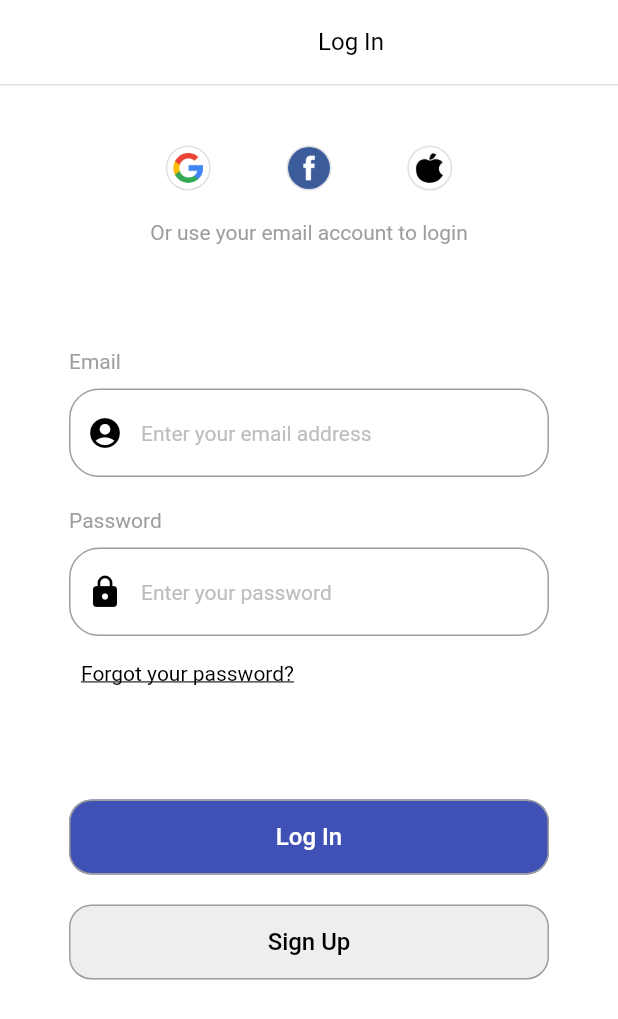
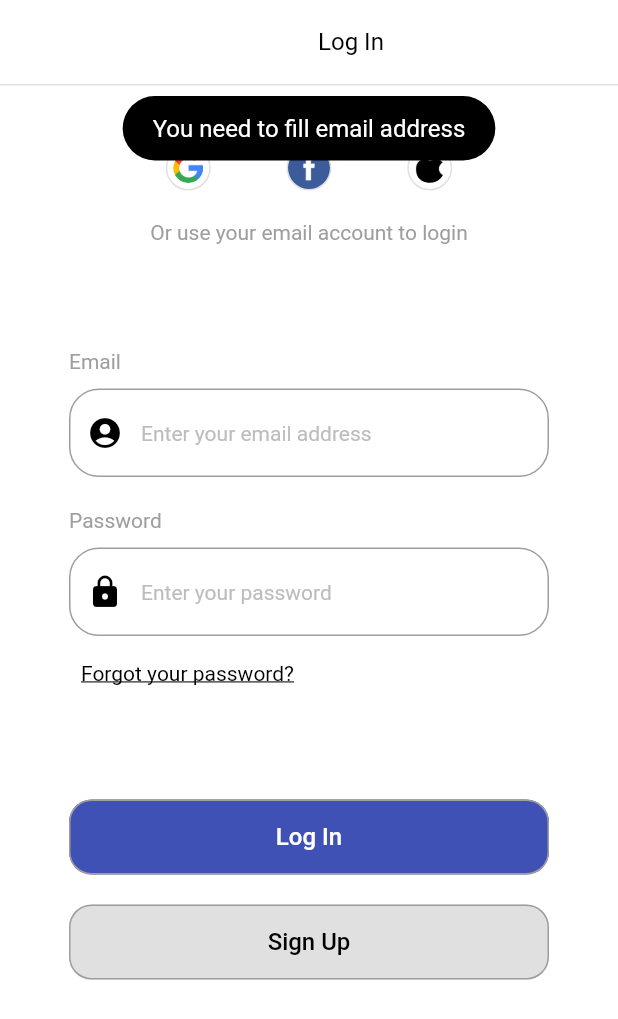
Before and after one commit to hungbui1204/ulearning_app, a Flutter app: the SignInScreen screen opened by its route, after a tap on "Log In", on a phone screen of 412 x 824 dp. Shown: the top 1019 px of the screen. Run offline on Flutter 3.47's test engine with Material 2 defaults, Android fonts, the phone set to English and light mode, and no system bars; our stand-ins replace dots_indicator, firebase_auth, firebase_core, flutter_bloc, flutter_screenutil, fluttertoast; accounts and stored records are empty.

Commit message:
add login exception and check email & password for user, add flutter toast

```diff
--- /dev/null
+++ b/lib/common/widgets/flutter_toast.dart
@@ -0,0 +1,16 @@
+import 'package:flutter/material.dart';
+import 'package:fluttertoast/fluttertoast.dart';
+
+toastInfo(
+    {required String msg,
+    Color backgroundColor = Colors.black,
+    Color textColor = Colors.white}) {
+  return Fluttertoast.showToast(
+      msg: msg,
+      gravity: ToastGravity.TOP,
+      toastLength: Toast.LENGTH_SHORT,
+      timeInSecForIosWeb: 2,
+      backgroundColor: backgroundColor,
+      textColor: textColor,
+      fontSize: 16);
+}
--- a/lib/main.dart
+++ b/lib/main.dart
@@ -2,9 +2,8 @@
 import 'package:flutter/material.dart';
 import 'package:flutter_bloc/flutter_bloc.dart';
 import 'package:flutter_screenutil/flutter_screenutil.dart';
-import 'package:ulearning_app/page/sign_in/bloc/sign_in_blocs.dart';
+import 'package:ulearning_app/page/bloc_providers.dart';
 import 'package:ulearning_app/page/sign_in/sign_in.dart';
-import 'package:ulearning_app/page/welcome/bloc/welcome_blocs.dart';
 import 'package:ulearning_app/page/welcome/welcome.dart';
 
 void main() async {
@@ -18,10 +17,7 @@
   @override
   Widget build(BuildContext context) {
     return MultiBlocProvider(
-      providers: [
-        BlocProvider(create: (context) => WelcomeBlocs()),
-        BlocProvider(create: (context) => SignInBlocs())
-      ],
+      providers: AppBlocProvider.allBlocProviders,
       child: ScreenUtilInit(
         builder: (context, child) {
           return MaterialApp(
--- /dev/null
+++ b/lib/page/bloc_providers.dart
@@ -0,0 +1,10 @@
+import 'package:flutter_bloc/flutter_bloc.dart';
+import 'package:ulearning_app/page/sign_in/bloc/sign_in_blocs.dart';
+import 'package:ulearning_app/page/welcome/bloc/welcome_blocs.dart';
+
+class AppBlocProvider {
+  static get allBlocProviders => [
+        BlocProvider(create: (context) => WelcomeBlocs()),
+        BlocProvider(create: (context) => SignInBlocs())
+      ];
+}
--- a/lib/page/sign_in/sign_in.dart
+++ b/lib/page/sign_in/sign_in.dart
@@ -2,6 +2,7 @@
 import 'package:flutter_bloc/flutter_bloc.dart';
 import 'package:ulearning_app/page/sign_in/bloc/sign_in_blocs.dart';
 import 'package:ulearning_app/page/sign_in/bloc/sign_in_states.dart';
+import 'package:ulearning_app/page/sign_in/sign_in_controller.dart';
 import 'package:ulearning_app/page/sign_in/widgets/sign_in_widget.dart';
 
 import 'bloc/sign_in_events.dart';
@@ -156,39 +157,16 @@
               SizedBox(
                 height: 50,
               ),
-              SizedBox(
-                  height: 50,
-                  width: 320,
-                  child: ElevatedButton(
-                      onPressed: () {},
-                      style: ElevatedButton.styleFrom(
-                          backgroundColor: Colors.indigo,
-                          shadowColor: Colors.transparent,
-                          side: const BorderSide(color: Colors.grey),
-                          shape: RoundedRectangleBorder(
-                              borderRadius: BorderRadius.circular(15))),
-                      child: const Text(
-                        'Log In',
-                        style: TextStyle(fontSize: 16),
-                      ))),
+              logInButton(
+                  buttonName: 'Log In',
+                  func: () {
+                    print('login button');
+                    SignInController(context: context).handleSignIn('email');
+                  }),
               const SizedBox(
                 height: 20,
               ),
-              SizedBox(
-                  height: 50,
-                  width: 320,
-                  child: ElevatedButton(
-                      onPressed: () {},
-                      style: ElevatedButton.styleFrom(
-                          backgroundColor: Colors.grey.shade200,
-                          shadowColor: Colors.transparent,
-                          side: const BorderSide(color: Colors.grey),
-                          shape: RoundedRectangleBorder(
-                              borderRadius: BorderRadius.circular(15))),
-                      child: const Text(
-                        'Sign Up',
-                        style: TextStyle(fontSize: 16, color: Colors.black),
-                      )))
+              signUpButton(buttonName: 'Sign Up')
             ],
           ),
         ),
--- a/lib/page/sign_in/sign_in_controller.dart
+++ b/lib/page/sign_in/sign_in_controller.dart
@@ -1,6 +1,7 @@
 import 'package:firebase_auth/firebase_auth.dart';
 import 'package:flutter/cupertino.dart';
 import 'package:flutter_bloc/flutter_bloc.dart';
+import 'package:ulearning_app/common/widgets/flutter_toast.dart';
 import 'package:ulearning_app/page/sign_in/bloc/sign_in_blocs.dart';
 
 class SignInController {
@@ -14,27 +15,58 @@
         String password = state.password;
         if (email.isEmpty) {
           //do something
+          print('email is empty');
+          toastInfo(msg: 'You need to fill email address');
+          return;
+        } else {
+          print('email is $email');
         }
         if (password.isEmpty) {
           //do something
+          print('password is empty');
+          toastInfo(msg: 'You need to fill password');
+          return;
         }
         try {
           final credential = await FirebaseAuth.instance
               .signInWithEmailAndPassword(email: email, password: password);
           if (credential.user == null) {
             //do something
+            print("user doesn't exist");
+            toastInfo(msg: 'User does not exits');
+            return;
           }
           if (!credential.user!.emailVerified) {
             //do something
+            print('not verified');
+            toastInfo(msg: 'You need to verified your email');
+            return;
           }
           var user = credential.user;
           if (user != null) {
             //verified
+            print('user exist');
           } else {
             //error
+            print('no user');
+            toastInfo(msg: 'No user / Not exist');
+            return;
           }
-        } catch (e) {}
+        } on FirebaseAuthException catch (e) {
+          if (e.code == 'user-not-found') {
+            print('No user for this email');
+            toastInfo(msg: 'No user for this email');
+          } else if (e.code == 'wrong-password') {
+            print('Wrong password provided for this user');
+            toastInfo(msg: 'Wrong password provided for this user');
+          } else if (e.code == 'invalid-email') {
+            print('Your email format is wrong');
+            toastInfo(msg: 'Your email format is wrong');
+          }
+        }
       }
-    } catch (e) {}
+    } catch (e) {
+      print(e.toString());
+    }
   }
 }
--- a/lib/page/sign_in/widgets/sign_in_widget.dart
+++ b/lib/page/sign_in/widgets/sign_in_widget.dart
@@ -45,3 +45,39 @@
     ),
   );
 }
+
+Widget logInButton({required String buttonName, void Function()? func}) {
+  return SizedBox(
+      height: 50,
+      width: 320,
+      child: ElevatedButton(
+          onPressed: func,
+          style: ElevatedButton.styleFrom(
+              backgroundColor: Colors.indigo,
+              shadowColor: Colors.transparent,
+              side: const BorderSide(color: Colors.grey),
+              shape: RoundedRectangleBorder(
+                  borderRadius: BorderRadius.circular(15))),
+          child: Text(
+            buttonName,
+            style: const TextStyle(fontSize: 16),
+          )));
+}
+
+Widget signUpButton({required String buttonName, void Function()? func}) {
+  return SizedBox(
+      height: 50,
+      width: 320,
+      child: ElevatedButton(
+          onPressed: func,
+          style: ElevatedButton.styleFrom(
+              backgroundColor: Colors.grey.shade200,
+              shadowColor: Colors.transparent,
+              side: const BorderSide(color: Colors.grey),
+              shape: RoundedRectangleBorder(
+                  borderRadius: BorderRadius.circular(15))),
+          child: Text(
+            buttonName,
+            style: TextStyle(fontSize: 16, color: Colors.black),
+          )));
+}
--- a/pubspec.yaml
+++ b/pubspec.yaml
@@ -40,6 +40,7 @@
   flutter_screenutil: ^5.9.0
   firebase_auth: ^4.9.0
   firebase_core:
+  fluttertoast: ^8.2.2
 
 dev_dependencies:
   flutter_test:
```
Also changed, not shown: pubspec.lock, 1 other file.
